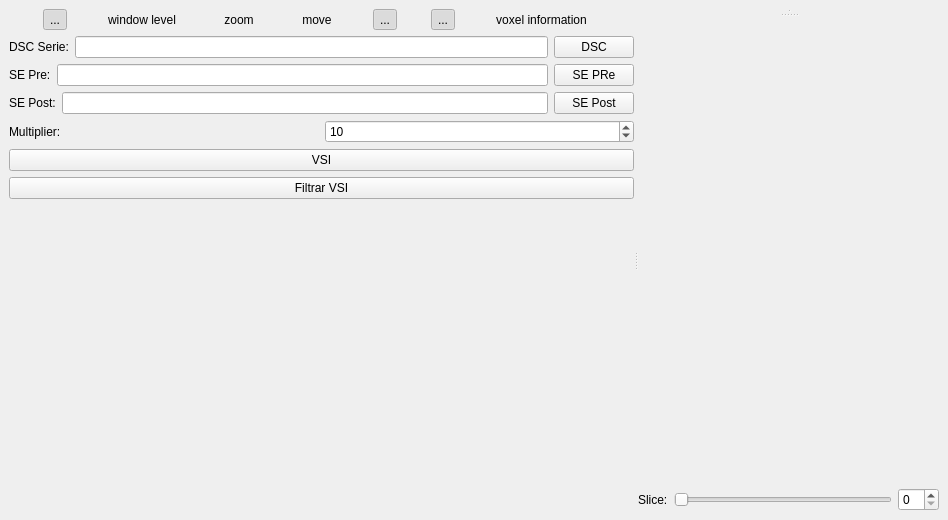
starviewer-medical/starviewer, file starviewer/src/extensions/playground/vsireconstruction/qvsireconstructionextensionbase.ui: the form before one commit.
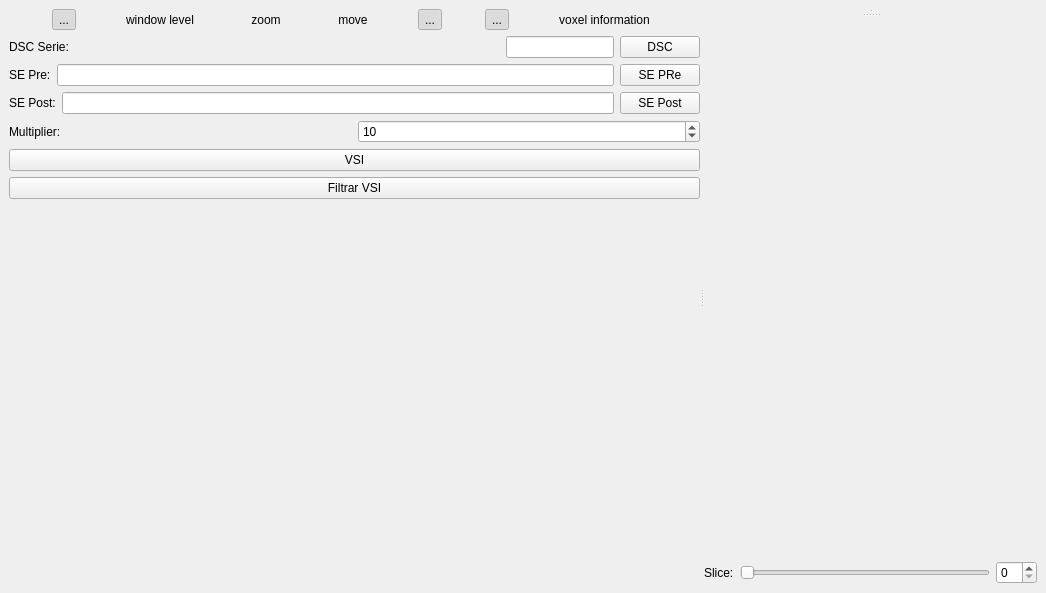
The form after the commit. Icons and pictures are not drawn. Custom widgets are drawn as their Qt base class.

Commit message: BUG: s'havia pujat per error amb versió de 4.3

```diff
--- a/starviewer/src/extensions/playground/vsireconstruction/qvsireconstructionextensionbase.ui
+++ b/starviewer/src/extensions/playground/vsireconstruction/qvsireconstructionextensionbase.ui
@@ -5,8 +5,8 @@
    <rect>
     <x>0</x>
     <y>0</y>
-    <width>948</width>
-    <height>520</height>
+    <width>1046</width>
+    <height>593</height>
    </rect>
   </property>
   <property name="windowTitle" >
@@ -35,7 +35,9 @@
      </property>
      <widget class="QSplitter" name="m_horizontalSplitter" >
       <property name="sizePolicy" >
-       <sizepolicy vsizetype="Fixed" hsizetype="Fixed" >
+       <sizepolicy>
+        <hsizetype>0</hsizetype>
+        <vsizetype>0</vsizetype>
         <horstretch>0</horstretch>
         <verstretch>0</verstretch>
        </sizepolicy>
@@ -272,7 +274,9 @@
           <item>
            <widget class="QLineEdit" name="m_DSCLineEdit" >
             <property name="sizePolicy" >
-             <sizepolicy vsizetype="Fixed" hsizetype="Expanding" >
+             <sizepolicy>
+              <hsizetype>0</hsizetype>
+              <vsizetype>0</vsizetype>
               <horstretch>0</horstretch>
               <verstretch>0</verstretch>
              </sizepolicy>
@@ -282,7 +286,9 @@
           <item>
            <widget class="QPushButton" name="m_chooseDSCPushButton" >
             <property name="sizePolicy" >
-             <sizepolicy vsizetype="Fixed" hsizetype="Fixed" >
+             <sizepolicy>
+              <hsizetype>0</hsizetype>
+              <vsizetype>0</vsizetype>
               <horstretch>0</horstretch>
               <verstretch>0</verstretch>
              </sizepolicy>
@@ -324,7 +330,9 @@
           <item>
            <widget class="QPushButton" name="m_chooseSEPrePushButton" >
             <property name="sizePolicy" >
-             <sizepolicy vsizetype="Fixed" hsizetype="Fixed" >
+             <sizepolicy>
+              <hsizetype>0</hsizetype>
+              <vsizetype>0</vsizetype>
               <horstretch>0</horstretch>
               <verstretch>0</verstretch>
              </sizepolicy>
@@ -366,7 +374,9 @@
           <item>
            <widget class="QPushButton" name="m_chooseSEPostPushButton" >
             <property name="sizePolicy" >
-             <sizepolicy vsizetype="Fixed" hsizetype="Fixed" >
+             <sizepolicy>
+              <hsizetype>0</hsizetype>
+              <vsizetype>0</vsizetype>
               <horstretch>0</horstretch>
               <verstretch>0</verstretch>
              </sizepolicy>
@@ -472,7 +482,9 @@
           </property>
           <widget class="udg::Q2DViewer" native="1" name="m_2DView" >
            <property name="sizePolicy" >
-            <sizepolicy vsizetype="Fixed" hsizetype="Fixed" >
+            <sizepolicy>
+             <hsizetype>0</hsizetype>
+             <vsizetype>0</vsizetype>
              <horstretch>0</horstretch>
              <verstretch>0</verstretch>
             </sizepolicy>
@@ -486,7 +498,9 @@
           </widget>
           <widget class="udg::Q2DViewer" native="1" name="m_2DView_4" >
            <property name="sizePolicy" >
-            <sizepolicy vsizetype="Fixed" hsizetype="Fixed" >
+            <sizepolicy>
+             <hsizetype>0</hsizetype>
+             <vsizetype>0</vsizetype>
              <horstretch>0</horstretch>
              <verstretch>0</verstretch>
             </sizepolicy>
@@ -501,7 +515,9 @@
          </widget>
          <widget class="udg::Q2DViewer" native="1" name="m_2DView_2" >
           <property name="sizePolicy" >
-           <sizepolicy vsizetype="Fixed" hsizetype="Fixed" >
+           <sizepolicy>
+            <hsizetype>0</hsizetype>
+            <vsizetype>0</vsizetype>
             <horstretch>0</horstretch>
             <verstretch>0</verstretch>
            </sizepolicy>
```
Left out of the diff: 135 changed lines with no effect on the pictures.
